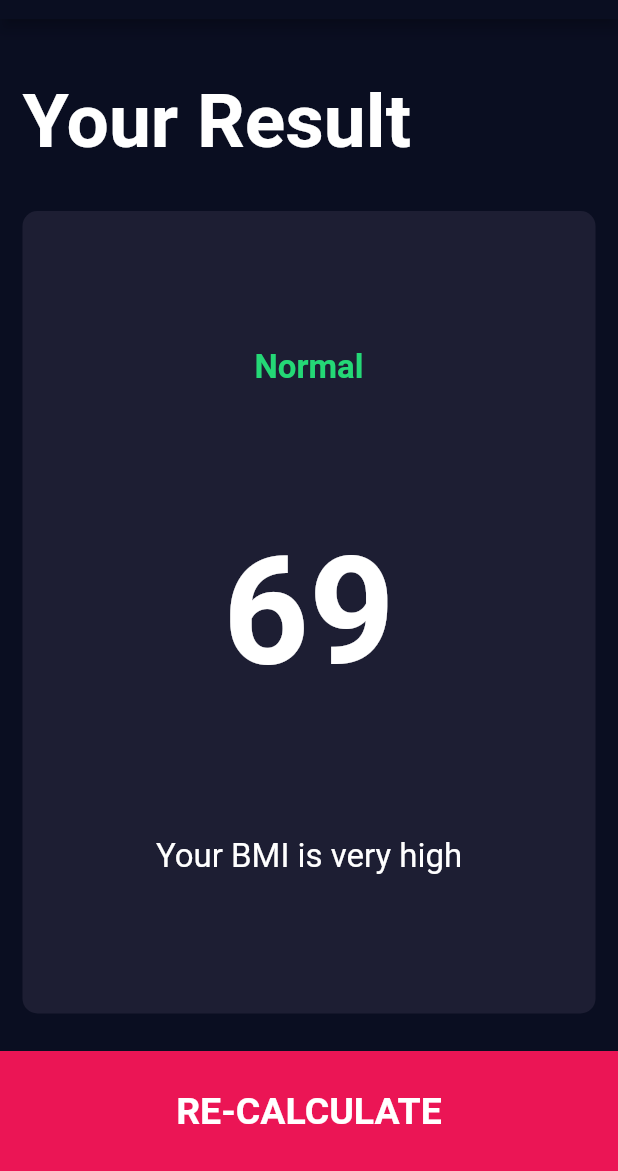
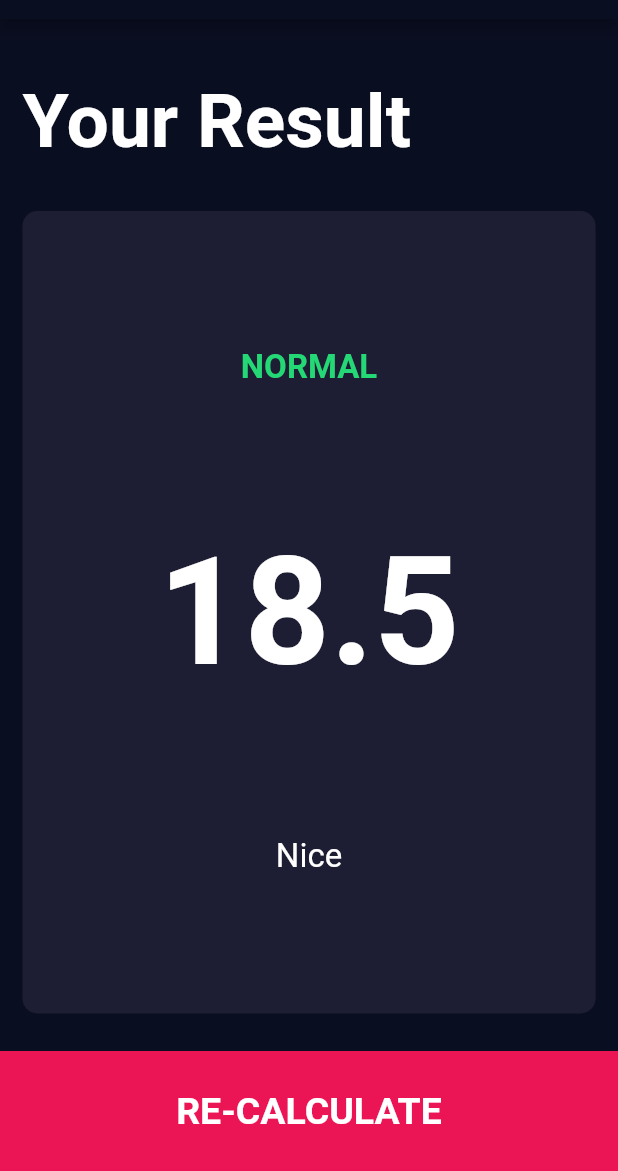
Before and after one commit to jkasanjian/flutter-class, a Flutter app: the screen it shows after launch, after a tap on "CALCULATE", on a phone screen of 412 x 824 dp, the part 65-1236 px from its top. Run offline on Flutter 3.47's test engine with Material 2 defaults, Android fonts, the phone set to English and light mode, and no system bars; our stand-ins replace audioplayers, font_awesome_flutter, rflutter_alert.

Commit message:
added bmi calculator functionality

```diff
--- a/bmi-calculator/lib/calculator.dart
+++ b/bmi-calculator/lib/calculator.dart
@@ -1,5 +1,35 @@
+import 'dart:math';
+
 class Calculator {
   final int height;
   final int weight;
-  final int age;
+
+  double _bmi; // adding _ makes it a private var
+
+  Calculator({this.height, this.weight});
+
+  String calculateBMI() {
+    _bmi = weight / pow(height / 100, 2);
+    return _bmi.toStringAsFixed(1);
+  }
+
+  String getResult() {
+    if (_bmi >= 25) {
+      return 'Overweight';
+    } else if (_bmi > 18.5) {
+      return 'Normal';
+    } else {
+      return 'Underweight';
+    }
+  }
+
+  String getInterpretation() {
+    if (_bmi >= 25) {
+      return 'Do some exercise';
+    } else if (_bmi > 18.5) {
+      return 'Nice';
+    } else {
+      return 'Eat some food';
+    }
+  }
 }
--- a/bmi-calculator/lib/main.dart
+++ b/bmi-calculator/lib/main.dart
@@ -1,6 +1,5 @@
 import 'package:flutter/material.dart';
 import 'screens/input_page.dart';
-import 'screens/results_page.dart';
 
 void main() => runApp(BMICalculator());
 
@@ -17,7 +16,6 @@ class BMICalculator extends StatelessWidget {
       ),
       routes: {
         '/': (context) => InputPage(),
-        '/results': (context) => ResultsPage(),
       },
       initialRoute: '/',
     );
--- a/bmi-calculator/lib/screens/input_page.dart
+++ b/bmi-calculator/lib/screens/input_page.dart
@@ -1,3 +1,4 @@
+import 'package:bmi_calculator/screens/results_page.dart';
 import 'package:flutter/material.dart';
 import 'package:font_awesome_flutter/font_awesome_flutter.dart';
 import '../components/icon_content.dart';
@@ -5,6 +6,7 @@ import '../components/reusable_card.dart';
 import '../components/bottom_button.dart';
 import '../components/round_icon_button.dart';
 import '../constants.dart';
+import '../calculator.dart';
 
 enum Gender {
   male,
@@ -213,7 +215,16 @@ class _InputPageState extends State<InputPage> {
           ),
           BottomButton(
               onTap: () {
-                Navigator.pushNamed(context, '/results');
+                Calculator calc = Calculator(height: height, weight: weight);
+                Navigator.push(
+                  context,
+                  MaterialPageRoute(
+                    builder: (context) => ResultsPage(
+                        bmiResult: calc.calculateBMI(),
+                        interpretation: calc.getInterpretation(),
+                        resultText: calc.getResult()),
+                  ),
+                );
               },
               buttonTitle: 'CALCULATE'),
         ],
--- a/bmi-calculator/lib/screens/results_page.dart
+++ b/bmi-calculator/lib/screens/results_page.dart
@@ -4,6 +4,15 @@ import '../components/reusable_card.dart';
 import '../components/bottom_button.dart';
 
 class ResultsPage extends StatelessWidget {
+  final String bmiResult;
+  final String resultText;
+  final String interpretation;
+
+  ResultsPage(
+      {@required this.interpretation,
+      @required this.bmiResult,
+      @required this.resultText});
+
   @override
   Widget build(BuildContext context) {
     return Scaffold(
@@ -34,15 +43,15 @@ class ResultsPage extends StatelessWidget {
                 crossAxisAlignment: CrossAxisAlignment.center,
                 children: <Widget>[
                   Text(
-                    'Normal',
+                    this.resultText.toUpperCase(),
                     style: kResultTextStyle,
                   ),
                   Text(
-                    '69',
+                    this.bmiResult,
                     style: kBmiTextStyle,
                   ),
                   Text(
-                    'Your BMI is very high',
+                    this.interpretation,
                     textAlign: TextAlign.center,
                     style: kBodyTextStyle,
                   ),
```
